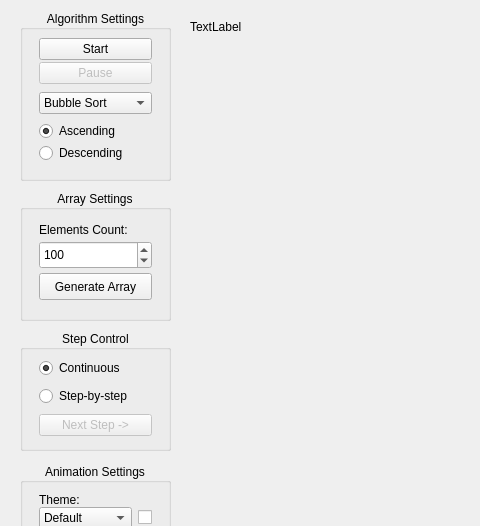
Old version of the form mainwindow.ui in the repository adamt-eng/sorting-visualizer; both pictures show x 0 to 480 and y 0 to 526 of the 1280 by 780 pixel window.
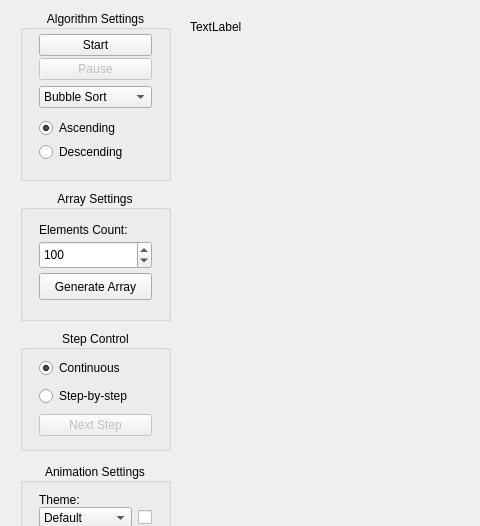
New version of the form. Icons and pictures are not drawn.

Commit message: Added icons for some buttons.

```diff
--- a/mainwindow.ui
+++ b/mainwindow.ui
@@ -133,7 +133,16 @@
           <enum>Qt::FocusPolicy::NoFocus</enum>
          </property>
          <property name="text">
-          <string>Next Step -&gt;</string>
+          <string>Next Step</string>
+         </property>
+         <property name="icon">
+          <iconset theme="QIcon::ThemeIcon::MediaSeekForward"/>
+         </property>
+         <property name="iconSize">
+          <size>
+           <width>14</width>
+           <height>14</height>
+          </size>
          </property>
         </widget>
        </item>
@@ -184,13 +193,13 @@
         <number>16</number>
        </property>
        <property name="topMargin">
-        <number>8</number>
+        <number>4</number>
        </property>
        <property name="rightMargin">
         <number>16</number>
        </property>
        <property name="bottomMargin">
-        <number>2</number>
+        <number>4</number>
        </property>
        <item>
         <widget class="QPushButton" name="startButton">
@@ -206,6 +215,15 @@
          <property name="text">
           <string>Start</string>
          </property>
+         <property name="icon">
+          <iconset theme="QIcon::ThemeIcon::MediaPlaybackStart"/>
+         </property>
+         <property name="iconSize">
+          <size>
+           <width>14</width>
+           <height>14</height>
+          </size>
+         </property>
         </widget>
        </item>
        <item>
@@ -225,6 +243,15 @@
          <property name="text">
           <string>Pause</string>
          </property>
+         <property name="icon">
+          <iconset theme="QIcon::ThemeIcon::MediaPlaybackPause"/>
+         </property>
+         <property name="iconSize">
+          <size>
+           <width>14</width>
+           <height>14</height>
+          </size>
+         </property>
         </widget>
        </item>
       </layout>
@@ -238,13 +265,13 @@
         <number>16</number>
        </property>
        <property name="topMargin">
-        <number>6</number>
+        <number>2</number>
        </property>
        <property name="rightMargin">
         <number>16</number>
        </property>
        <property name="bottomMargin">
-        <number>6</number>
+        <number>2</number>
        </property>
        <item>
         <widget class="QComboBox" name="algorithmComboBox">
@@ -333,7 +360,7 @@
         <number>16</number>
        </property>
        <property name="topMargin">
-        <number>2</number>
+        <number>8</number>
        </property>
        <property name="rightMargin">
         <number>16</number>
```
Left out of the diff: 9 changed lines with no effect on the pictures. The commit also changes 1 other file.
